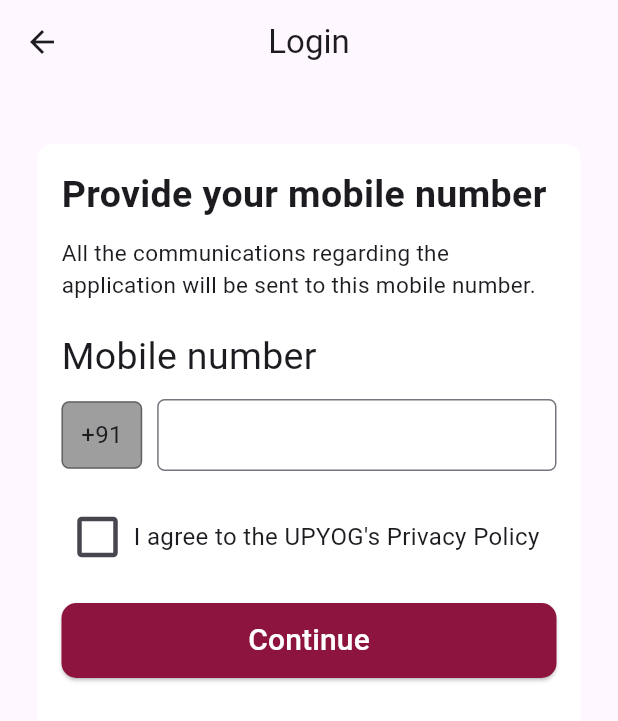
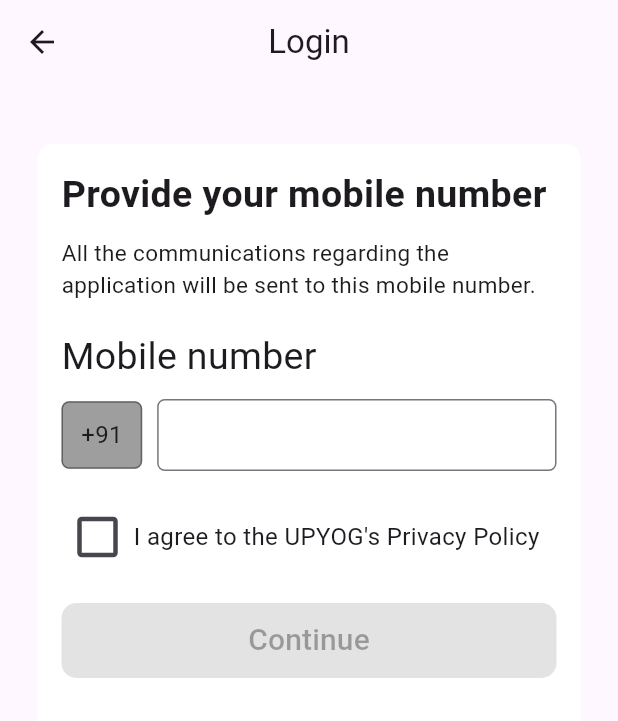
Before and after one commit to pulkitniua/upyog-mobile-app-practice, a Flutter app: the LoginScreen screen opened directly, on a phone screen of 412 x 824 dp. Shown: the top 721 px of the screen. Run offline on Flutter 3.47's test engine with Material 3 defaults, Android fonts, the light colour scheme and no system bars; missing offline and left inert: flutter_gradient_text; network calls fail.

Commit message:
Button disabled till users enters mobile number and ticks the checkbox

```diff
--- a/lib/widgets/login_screen.dart
+++ b/lib/widgets/login_screen.dart
@@ -9,6 +9,8 @@ class LoginScreen extends StatefulWidget {
 
 class _LoginScreenState extends State<LoginScreen> {
   bool isChecked = false; // State to manage checkbox value
+  bool isMobileEntered = false; // State to check if mobile number is entered
+  TextEditingController mobileController = TextEditingController();
 
   @override
   Widget build(BuildContext context) {
@@ -72,10 +74,11 @@ class _LoginScreenState extends State<LoginScreen> {
                               ),
                             ),
                             const SizedBox(width: 10),
-                            const Expanded(
+                            Expanded(
                               child: TextField(
+                                controller: mobileController,
                                 keyboardType: TextInputType.phone,
-                                decoration: InputDecoration(
+                                decoration: const InputDecoration(
                                   border: OutlineInputBorder(
                                     borderRadius: BorderRadius.all(
                                       Radius.circular(5),
@@ -83,7 +86,14 @@ class _LoginScreenState extends State<LoginScreen> {
                                   ),
                                   contentPadding: EdgeInsets.symmetric(
                                       vertical: 10, horizontal: 12),
+
                                 ),
+                                 onChanged: (value) {
+                                  setState(() {
+                                    // Check if mobile number is entered
+                                    isMobileEntered = value.isNotEmpty;
+                                  });
+                                },
                               ),
                             ),
                           ],
@@ -115,10 +125,11 @@ class _LoginScreenState extends State<LoginScreen> {
                         // Continue Button (Full width)
                         Center(
                           child: ElevatedButton(
-                            onPressed: () {
-                              // button logic here
-
-                            },
+                            onPressed: (isMobileEntered && isChecked)
+                                ? () {
+                                  //  button logic here
+                                    print('Continue button clicked');
+                                  }: null,
                             style: ElevatedButton.styleFrom(
                               backgroundColor: const Color(0xFF8D143F),
                               foregroundColor: Colors.white,
```
